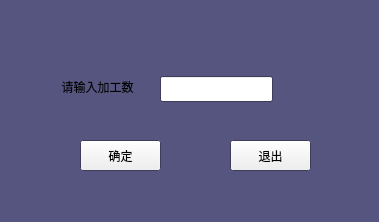
Qt form A66-app/wrokedtotal.ui (Tetraelc/A66_PRO) before a commit.
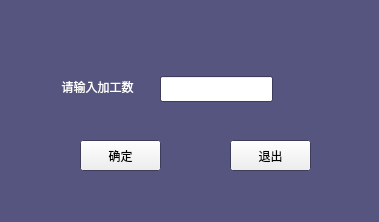
The same form after that commit.

```diff
--- a/A66-app/wrokedtotal.ui
+++ b/A66-app/wrokedtotal.ui
@@ -96,6 +96,43 @@
      <height>16</height>
     </rect>
    </property>
+   <property name="palette">
+    <palette>
+     <active>
+      <colorrole role="WindowText">
+       <brush brushstyle="SolidPattern">
+        <color alpha="255">
+         <red>255</red>
+         <green>255</green>
+         <blue>255</blue>
+        </color>
+       </brush>
+      </colorrole>
+     </active>
+     <inactive>
+      <colorrole role="WindowText">
+       <brush brushstyle="SolidPattern">
+        <color alpha="255">
+         <red>255</red>
+         <green>255</green>
+         <blue>255</blue>
+        </color>
+       </brush>
+      </colorrole>
+     </inactive>
+     <disabled>
+      <colorrole role="WindowText">
+       <brush brushstyle="SolidPattern">
+        <color alpha="255">
+         <red>106</red>
+         <green>104</green>
+         <blue>100</blue>
+        </color>
+       </brush>
+      </colorrole>
+     </disabled>
+    </palette>
+   </property>
    <property name="text">
     <string>请输入加工数</string>
    </property>
```
